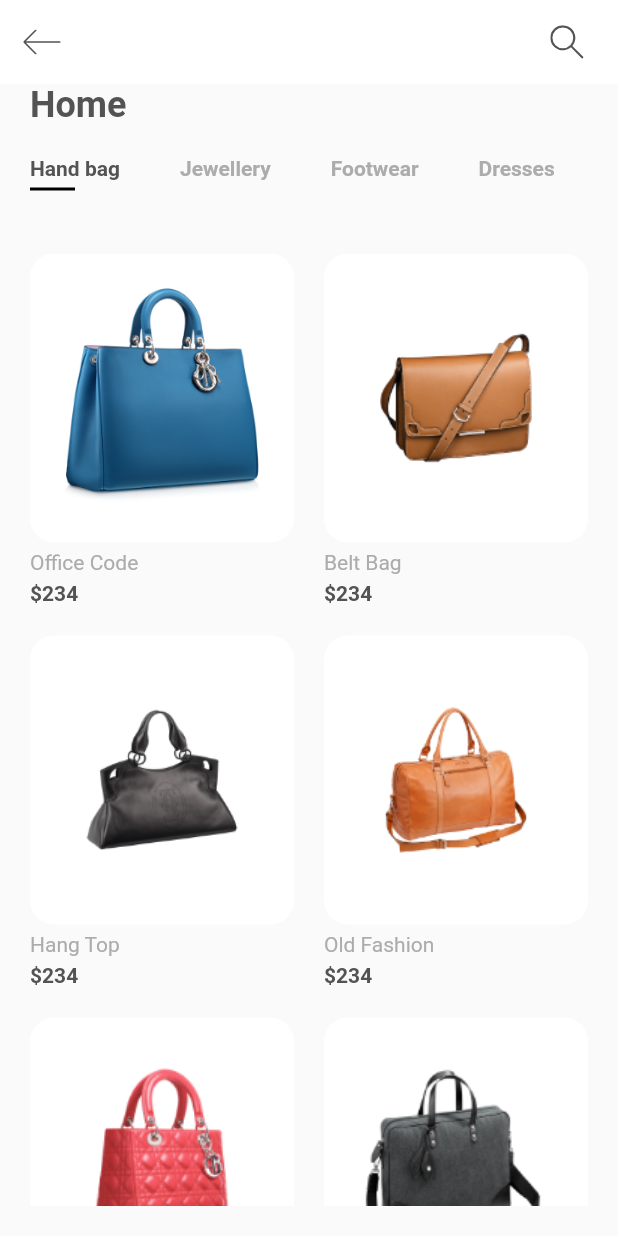
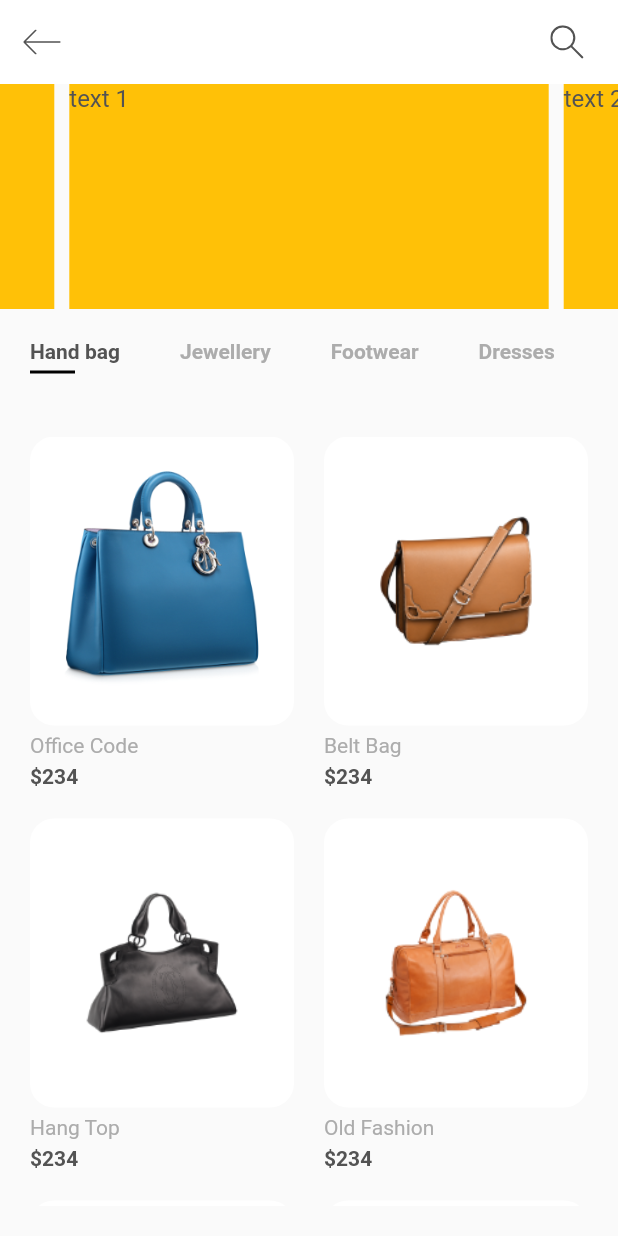
Before and after one commit to tranhiepnguyenhuy1999/shoppingMobileApp, a Flutter app: the screen it shows after launch, on a phone screen of 412 x 824 dp. Run offline on Flutter 3.47's test engine with Material 2 defaults, Android fonts, the phone set to English and light mode, and no system bars; drawn by our look-alikes of carousel_slider; our stand-ins replace flutter_svg, get; project files that could hold a hidden picture were left out.

Commit message:
[fe] update Homepage

```diff
--- a/frontend/lib/main.dart
+++ b/frontend/lib/main.dart
@@ -18,7 +18,7 @@ class MyApp extends StatelessWidget {
         textTheme: Theme.of(context).textTheme.apply(bodyColor: kTextColor),
         visualDensity: VisualDensity.adaptivePlatformDensity,
       ),
-      home: HomeScreen()
+      home: HomeScreen(),
     );
   }
 }
--- a/frontend/lib/screens/home/components/body.dart
+++ b/frontend/lib/screens/home/components/body.dart
@@ -1,3 +1,4 @@
+import 'package:carousel_slider/carousel_slider.dart';
 import 'package:flutter/material.dart';
 import 'package:shop_app/constants.dart';
 import 'package:shop_app/models/Product.dart';
@@ -11,17 +12,24 @@ class Body extends StatelessWidget {
   Widget build(BuildContext context) {
     return Column(
       crossAxisAlignment: CrossAxisAlignment.start,
-      children: <Widget>[
-        Padding(
-          padding: const EdgeInsets.symmetric(horizontal: kDefaultPaddin),
-          child: Text(
-            "Home",
-            style: Theme.of(context)
-                .textTheme
-                .headline5
-                .copyWith(fontWeight: FontWeight.bold),
-          ),
-        ),
+      children:[
+        CarouselSlider(
+        options: CarouselOptions(height: 150.0),
+        items: [1,2,3,4,5].map((i) {
+          return Builder(
+            builder: (BuildContext context) {
+              return Container(
+                width: MediaQuery.of(context).size.width,
+                margin: EdgeInsets.symmetric(horizontal: 5.0),
+                decoration: BoxDecoration(
+                  color: Colors.amber
+                ),
+                child: Text('text $i', style: TextStyle(fontSize: 16.0),)
+              );
+            },
+          );
+        }).toList(),
+      ),
         Categories(),
         Expanded(
           child: Padding(
--- a/frontend/pubspec.yaml
+++ b/frontend/pubspec.yaml
@@ -21,6 +21,7 @@ environment:
   sdk: ">=2.7.0 <3.0.0"
 
 dependencies:
+  carousel_slider: ^4.0.0
   get: any
   flutter:
     sdk: flutter
```
Also changed, not shown: frontend/lib/screens/author/signIn_screen.dart (+70 -25 lines), frontend/assets/images/banner-1.jpg (added), frontend/assets/images/banner.jpg (added), frontend/pubspec.lock.
